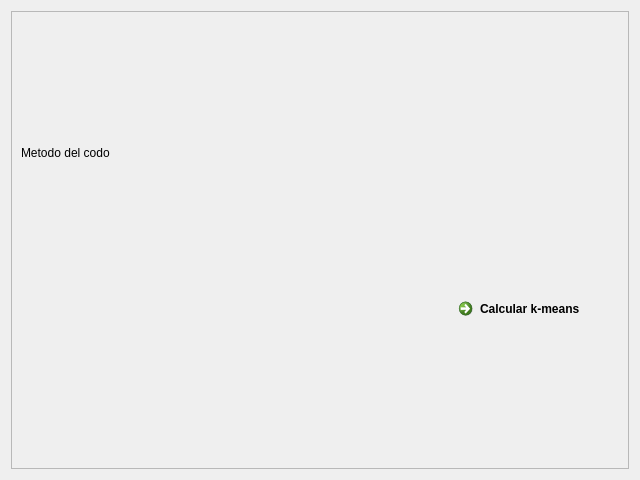
First picture: the form in ui_src/kmeans/Elbow.ui, repository elagabalus01/myner, before the edit.
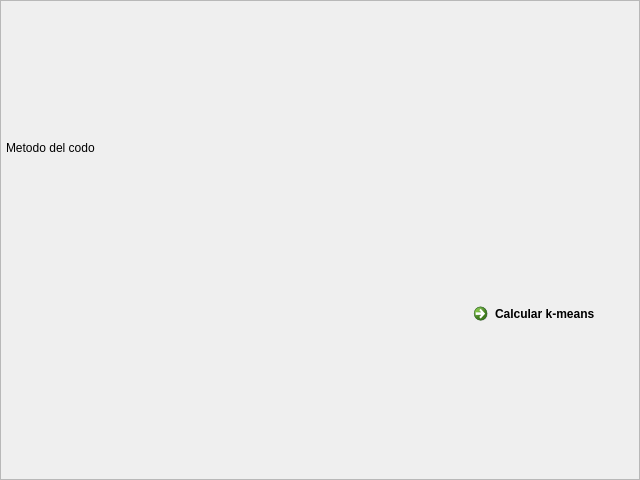
Second picture: the form after the edit. Icons and pictures are not drawn.

```diff
--- a/ui_src/kmeans/Elbow.ui
+++ b/ui_src/kmeans/Elbow.ui
@@ -14,6 +14,18 @@
    <string>Form</string>
   </property>
   <layout class="QGridLayout" name="gridLayout">
+   <property name="leftMargin">
+    <number>0</number>
+   </property>
+   <property name="topMargin">
+    <number>0</number>
+   </property>
+   <property name="rightMargin">
+    <number>0</number>
+   </property>
+   <property name="bottomMargin">
+    <number>0</number>
+   </property>
    <item row="0" column="1">
     <widget class="QScrollArea" name="scrollArea">
      <property name="widgetResizable">
@@ -24,11 +36,23 @@
        <rect>
         <x>0</x>
         <y>0</y>
-        <width>620</width>
-        <height>460</height>
+        <width>638</width>
+        <height>478</height>
        </rect>
       </property>
       <layout class="QGridLayout" name="gridLayout_2">
+       <property name="leftMargin">
+        <number>5</number>
+       </property>
+       <property name="topMargin">
+        <number>5</number>
+       </property>
+       <property name="rightMargin">
+        <number>5</number>
+       </property>
+       <property name="bottomMargin">
+        <number>5</number>
+       </property>
        <item row="2" column="0">
         <spacer name="btn_spacer">
          <property name="orientation">
```
Left out of the diff: 23 changed lines with no effect on the pictures.
